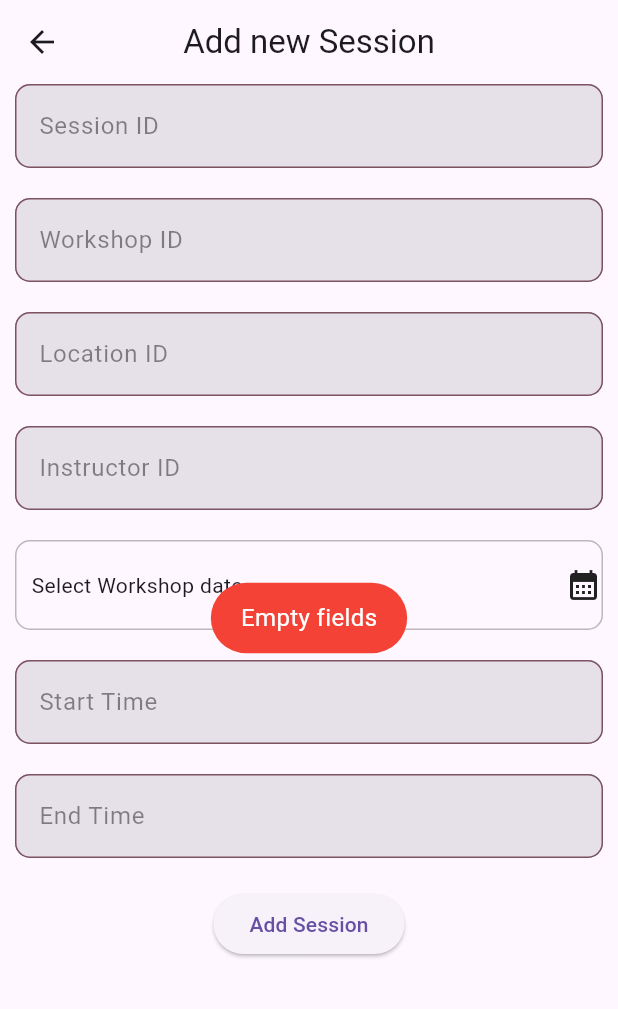
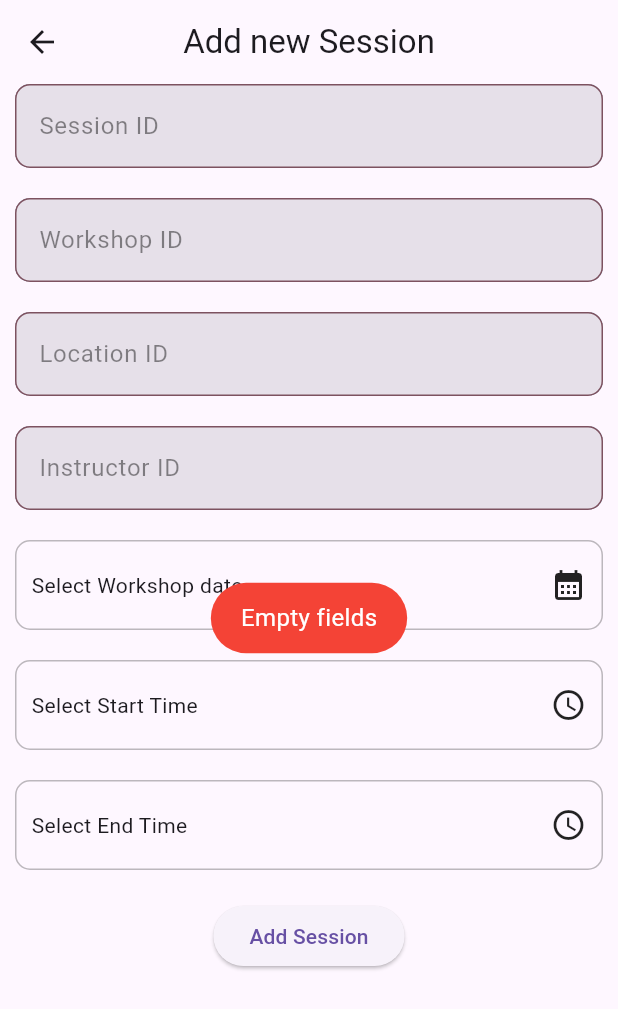
Before and after one commit to AshwinSaji10/WorkshopsBookingApp, a Flutter app: the AddNewSession screen opened directly, after a tap on "Add Session", on a phone screen of 412 x 824 dp. Shown: the top 1009 px of the screen. Run offline on Flutter 3.47's test engine with Material 3 defaults, Android fonts, the phone set to English and light mode, and no system bars; our stand-ins replace dropdown_button2, fluttertoast, sqflite; accounts and stored records are empty.

Commit message:
time selection through timePicker

```diff
--- a/lib/pages/admin/add_items/add_new_session.dart
+++ b/lib/pages/admin/add_items/add_new_session.dart
@@ -6,6 +6,7 @@ import 'package:workshops_booking/widgets/form_container_widget.dart';
 import 'package:intl/intl.dart';
 
 final formatter = DateFormat("yyyy-MM-dd");
+final timeFormatter = DateFormat("hh:mm a");
 
 class AddNewSession extends StatefulWidget {
   const AddNewSession({super.key});
@@ -16,14 +17,16 @@ class AddNewSession extends StatefulWidget {
 
 class _AddNewSessionState extends State<AddNewSession> {
   DateTime? _selectedDate;
+  TimeOfDay? _selectedStartTime;
+  TimeOfDay? _selectedEndTime;
 
   final TextEditingController _idController = TextEditingController();
   final TextEditingController _workshopIdController = TextEditingController();
   final TextEditingController _locationIdController = TextEditingController();
   final TextEditingController _instructorIdController = TextEditingController();
   // final TextEditingController _dateController = TextEditingController();
-  final TextEditingController _startTimeController = TextEditingController();
-  final TextEditingController _endTimeController = TextEditingController();
+  // final TextEditingController _startTimeController = TextEditingController();
+  // final TextEditingController _endTimeController = TextEditingController();
 
   final DatabaseService _dbService = DatabaseService.instance;
 
@@ -34,8 +37,8 @@ class _AddNewSessionState extends State<AddNewSession> {
     _locationIdController.dispose();
     _instructorIdController.dispose();
     // _dateController.dispose();
-    _startTimeController.dispose();
-    _endTimeController.dispose();
+    // _startTimeController.dispose();
+    // _endTimeController.dispose();
     super.dispose();
   }
 
@@ -54,6 +57,31 @@ class _AddNewSessionState extends State<AddNewSession> {
         },
       );
     }
+  }
+
+  Future<void> timePicker(String label) async {
+    final pickedTime = await showTimePicker(
+      context: context,
+      initialTime: TimeOfDay.now(),
+    );
+    if (pickedTime != null) {
+      setState(
+        () {
+          if (label == "Start") {
+            _selectedStartTime = pickedTime;
+          } else {
+            _selectedEndTime = pickedTime;
+          }
+        },
+      );
+    }
+  }
+
+  String formatTimeOfDay(TimeOfDay time) {
+    final now = DateTime.now();
+    final dateTime =
+        DateTime(now.year, now.month, now.day, time.hour, time.minute);
+    return timeFormatter.format(dateTime); // Formats to "hh:mm a"
   }
 
   @override
@@ -112,28 +140,101 @@ class _AddNewSessionState extends State<AddNewSession> {
                     children: [
                       Container(
                         margin: const EdgeInsets.only(left: 10),
-                        child: Text(_selectedDate == null
-                            ? "Select Workshop date"
-                            : formatter.format(_selectedDate!)),
+                        child: Text(
+                          _selectedDate == null
+                              ? "Select Workshop date"
+                              : formatter.format(_selectedDate!),
+                        ),
                       ),
-                      const Icon(Icons.calendar_month),
+                      const Row(
+                        children: [
+                          Icon(Icons.calendar_month),
+                          SizedBox(
+                            width: 10,
+                          )
+                        ],
+                      )
                     ],
                   ),
                 ),
               ),
               const SizedBox(height: 20),
-              FormContainerWidget(
-                hintText: "Start Time",
-                controller: _startTimeController,
-                isPasswordField: false,
-                inputType: TextInputType.datetime,
+              // FormContainerWidget(
+              //   hintText: "Start Time",
+              //   controller: _startTimeController,
+              //   isPasswordField: false,
+              //   inputType: TextInputType.datetime,
+              // ),
+              GestureDetector(
+                onTap: () => timePicker("Start"),
+                child: Container(
+                  height: 60,
+                  width: double.infinity,
+                  decoration: BoxDecoration(
+                    border: Border.all(color: Colors.black26),
+                    borderRadius: BorderRadius.circular(10),
+                  ),
+                  child: Row(
+                    mainAxisAlignment: MainAxisAlignment.spaceBetween,
+                    children: [
+                      Container(
+                        margin: const EdgeInsets.only(left: 10),
+                        child: Text(
+                          _selectedStartTime == null
+                              ? "Select Start Time"
+                              : _selectedStartTime!.format(context),
+                        ),
+                      ),
+                      const Row(
+                        children: [
+                          Icon(Icons.access_time),
+                          SizedBox(
+                            width: 10,
+                          )
+                        ],
+                      )
+                    ],
+                  ),
+                ),
               ),
               const SizedBox(height: 20),
-              FormContainerWidget(
-                hintText: "End Time",
-                controller: _endTimeController,
-                isPasswordField: false,
-                inputType: TextInputType.datetime,
+              // FormContainerWidget(
+              //   hintText: "End Time",
+              //   controller: _endTimeController,
+              //   isPasswordField: false,
+              //   inputType: TextInputType.datetime,
+              // ),
+              GestureDetector(
+                onTap: () => timePicker("End"),
+                child: Container(
+                  height: 60,
+                  width: double.infinity,
+                  decoration: BoxDecoration(
+                    border: Border.all(color: Colors.black26),
+                    borderRadius: BorderRadius.circular(10),
+                  ),
+                  child: Row(
+                    mainAxisAlignment: MainAxisAlignment.spaceBetween,
+                    children: [
+                      Container(
+                        margin: const EdgeInsets.only(left: 10),
+                        child: Text(
+                          _selectedEndTime == null
+                              ? "Select End Time"
+                              : _selectedEndTime!.format(context),
+                        ),
+                      ),
+                      const Row(
+                        children: [
+                          Icon(Icons.access_time),
+                          SizedBox(
+                            width: 10,
+                          )
+                        ],
+                      )
+                    ],
+                  ),
+                ),
               ),
               const SizedBox(height: 20),
               ElevatedButton(
@@ -143,8 +244,8 @@ class _AddNewSessionState extends State<AddNewSession> {
                       _locationIdController.text.isEmpty ||
                       _instructorIdController.text.isEmpty ||
                       _selectedDate == null ||
-                      _startTimeController.text.isEmpty ||
-                      _endTimeController.text.isEmpty) {
+                      _selectedStartTime == null ||
+                      _selectedEndTime == null) {
                     Fluttertoast.showToast(
                       msg: "Empty fields",
                       toastLength: Toast.LENGTH_SHORT,
@@ -161,8 +262,8 @@ class _AddNewSessionState extends State<AddNewSession> {
                         _locationIdController.text,
                         _instructorIdController.text,
                         formatter.format(_selectedDate!),
-                        _startTimeController.text,
-                        _endTimeController.text,
+                        formatTimeOfDay(_selectedStartTime!),
+                        formatTimeOfDay(_selectedEndTime!),
                       );
 
                       Fluttertoast.showToast(
@@ -181,13 +282,14 @@ class _AddNewSessionState extends State<AddNewSession> {
                           _locationIdController.clear();
                           _instructorIdController.clear();
                           _selectedDate = null;
-                          _startTimeController.clear();
-                          _endTimeController.clear();
+                          _selectedStartTime = null;
+                          _selectedEndTime = null;
                         },
                       );
                     } catch (e) {
                       Fluttertoast.showToast(
-                        msg: "Database error: ${e.toString()}",
+                        msg:
+                            "Database error: ${e.toString()}",
                         toastLength: Toast.LENGTH_SHORT,
                         gravity: ToastGravity.CENTER,
                         backgroundColor: Colors.red,
```
